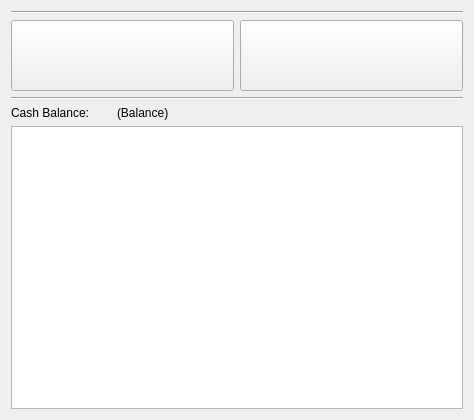
Above: src/Widgets/cashpurse.ui from Open-Transactions/Moneychanger before the change. Below: the same form after it.
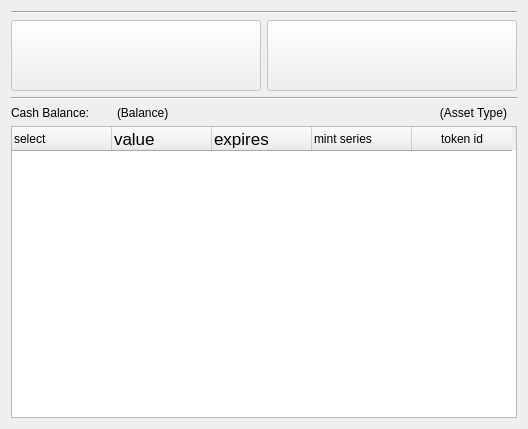
That is the form after the change. Icons and pictures are not drawn.

```diff
--- a/src/Widgets/cashpurse.ui
+++ b/src/Widgets/cashpurse.ui
@@ -6,8 +6,8 @@
    <rect>
     <x>0</x>
     <y>0</y>
-    <width>474</width>
-    <height>420</height>
+    <width>528</width>
+    <height>429</height>
    </rect>
   </property>
   <property name="windowTitle">
@@ -25,6 +25,9 @@
     <layout class="QHBoxLayout" name="horizontalLayout">
      <item>
       <widget class="QToolButton" name="pushButtonDeposit">
+       <property name="enabled">
+        <bool>false</bool>
+       </property>
        <property name="sizePolicy">
         <sizepolicy hsizetype="Preferred" vsizetype="Fixed">
          <horstretch>0</horstretch>
@@ -48,6 +51,9 @@
      </item>
      <item>
       <widget class="QToolButton" name="pushButtonWithdraw">
+       <property name="enabled">
+        <bool>false</bool>
+       </property>
        <property name="sizePolicy">
         <sizepolicy hsizetype="Preferred" vsizetype="Fixed">
          <horstretch>0</horstretch>
@@ -112,6 +118,19 @@
        </property>
       </widget>
      </item>
+     <item>
+      <widget class="QLabel" name="labelAssetType">
+       <property name="text">
+        <string>(Asset Type)</string>
+       </property>
+       <property name="alignment">
+        <set>Qt::AlignRight|Qt::AlignTrailing|Qt::AlignVCenter</set>
+       </property>
+       <property name="indent">
+        <number>10</number>
+       </property>
+      </widget>
+     </item>
     </layout>
    </item>
    <item>
@@ -122,6 +141,53 @@
      <attribute name="verticalHeaderVisible">
       <bool>false</bool>
      </attribute>
+     <column>
+      <property name="text">
+       <string>select</string>
+      </property>
+      <property name="textAlignment">
+       <set>AlignLeft|AlignVCenter</set>
+      </property>
+     </column>
+     <column>
+      <property name="text">
+       <string>value</string>
+      </property>
+      <property name="font">
+       <font>
+        <pointsize>13</pointsize>
+       </font>
+      </property>
+      <property name="textAlignment">
+       <set>AlignLeft|AlignVCenter</set>
+      </property>
+     </column>
+     <column>
+      <property name="text">
+       <string>expires</string>
+      </property>
+      <property name="font">
+       <font>
+        <pointsize>13</pointsize>
+       </font>
+      </property>
+      <property name="textAlignment">
+       <set>AlignLeft|AlignVCenter</set>
+      </property>
+     </column>
+     <column>
+      <property name="text">
+       <string>mint series</string>
+      </property>
+      <property name="textAlignment">
+       <set>AlignLeft|AlignVCenter</set>
+      </property>
+     </column>
+     <column>
+      <property name="text">
+       <string>token id</string>
+      </property>
+     </column>
     </widget>
    </item>
   </layout>
```
